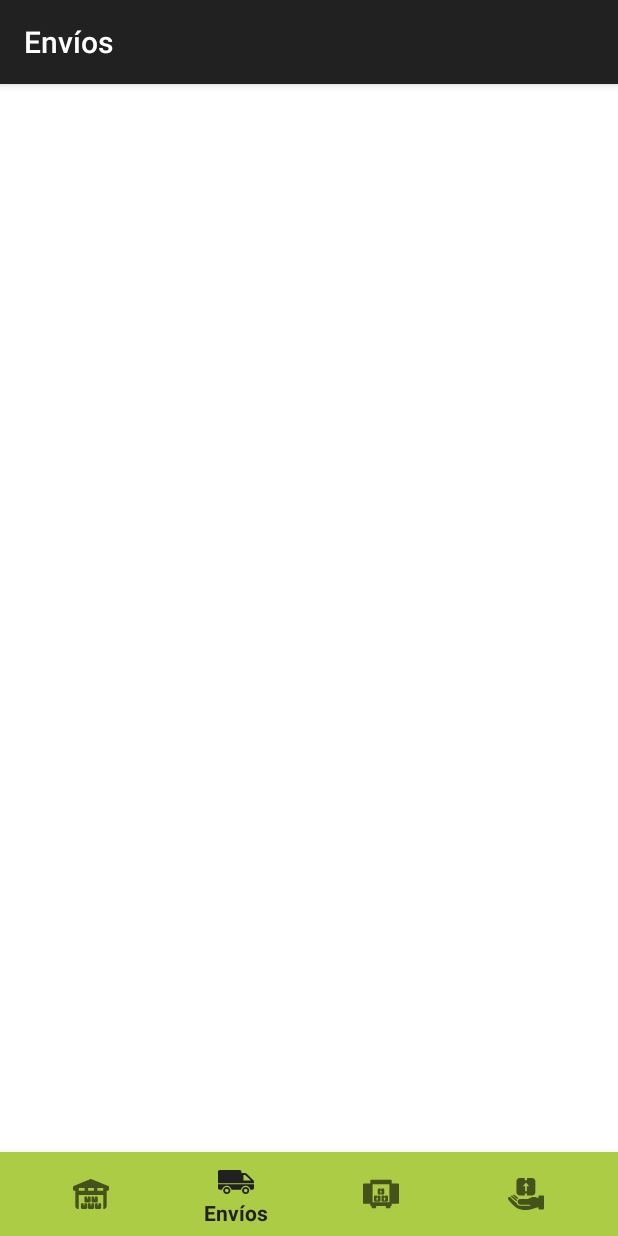
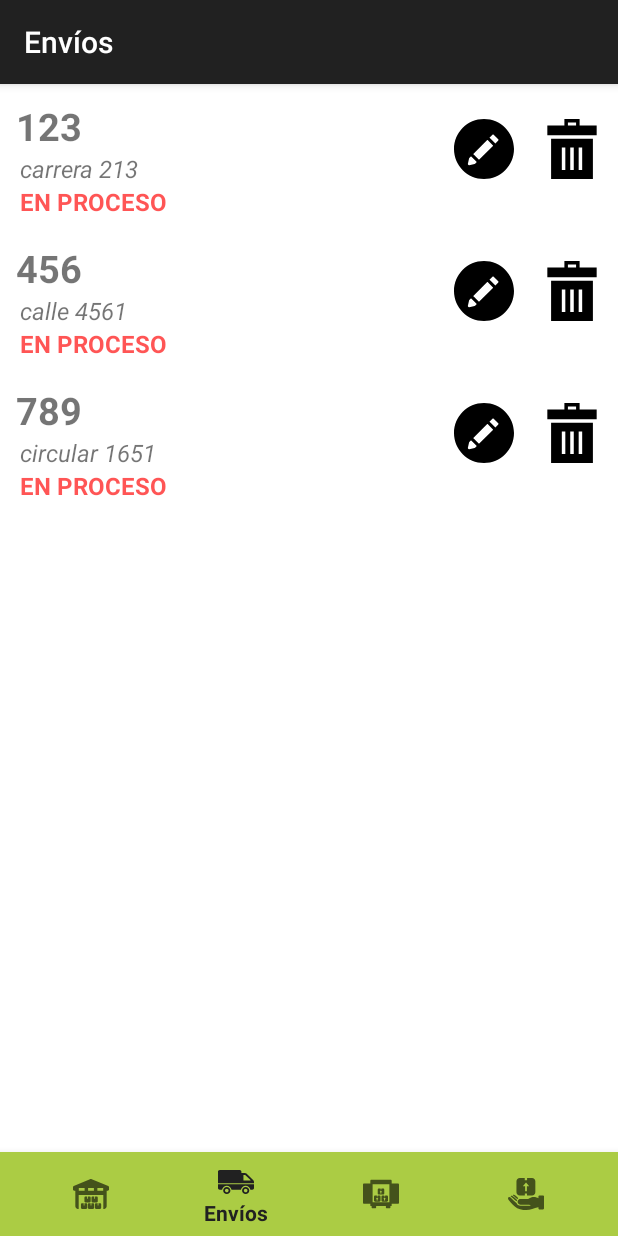
Before and after one commit to stevensc27/spe-logistic, an Android app: the SendFragment screen opened through its navigation route, item 2 of the bottom bar chosen, on a phone screen of 412 x 824 dp. Run offline under Robolectric (Android 15) with nearby library versions, the phone set to English and light mode, and no system bars; our stand-ins replace navigation-ui.

Commit message:
se estabiliza primer viewmodel se crea recyclerview

```diff
--- a/app/build.gradle
+++ b/app/build.gradle
@@ -27,6 +27,7 @@ dependencies {
     implementation 'android.arch.navigation:navigation-fragment:1.0.0'
     implementation 'android.arch.navigation:navigation-ui:1.0.0'
     implementation 'android.arch.lifecycle:extensions:1.1.1'
+    implementation 'com.android.support:support-v4:28.0.0'
     testImplementation 'junit:junit:4.12'
     androidTestImplementation 'com.android.support.test:runner:1.0.2'
     androidTestImplementation 'com.android.support.test.espresso:espresso-core:3.0.2'
--- a/app/src/main/java/com/example/spe_logistic/HomeActivity.java
+++ b/app/src/main/java/com/example/spe_logistic/HomeActivity.java
@@ -26,5 +26,4 @@ public class HomeActivity extends AppCompatActivity {
         NavigationUI.setupActionBarWithNavController(this, navController, appBarConfiguration);
         NavigationUI.setupWithNavController(navView, navController);
     }
-
-}// 190.86.186.207/32
+}
--- /dev/null
+++ b/app/src/main/java/com/example/spe_logistic/MyApp.java
@@ -0,0 +1,12 @@
+package com.example.spe_logistic;
+
+import android.app.Application;
+import android.content.Context;
+
+
+public class MyApp extends Application{
+
+    private static MyApp INSTANCE;
+    public static Context getContext() {return INSTANCE;}
+
+}
--- a/app/src/main/java/com/example/spe_logistic/entities/Envios.java
+++ b/app/src/main/java/com/example/spe_logistic/entities/Envios.java
@@ -17,6 +17,9 @@ public class Envios {
     private Date    fecha_empacado;
     private Integer cliente_id;
     private Integer estado_id;
+
+    public Envios() {
+    }
 
     public Envios(Integer id, String nombre_destinatario, String direccion_destinatario, Integer ciudad_destinatario_id, String telefono_destinatario, String email_destinatario, String factura, String archivo, Integer despacho_id, Date fecha_alistamiento, Date fecha_empacado, Integer cliente_id, Integer estado_id) {
         this.id = id;
--- /dev/null
+++ b/app/src/main/java/com/example/spe_logistic/ui/send/SendAdapter.java
@@ -0,0 +1,62 @@
+package com.example.spe_logistic.ui.send;
+
+import android.content.res.AssetManager;
+import android.content.res.Resources;
+import android.support.annotation.NonNull;
+import android.support.v7.widget.RecyclerView;
+import android.view.LayoutInflater;
+import android.view.View;
+import android.view.ViewGroup;
+import android.widget.ArrayAdapter;
+import android.widget.TextView;
+
+import com.example.spe_logistic.R;
+import com.example.spe_logistic.entities.Envios;
+
+import java.util.ArrayList;
+
+public class SendAdapter extends RecyclerView.Adapter<SendAdapter.ViewHolderSends> {
+
+    ArrayList<SendVo> send_list;
+
+    private Object AssetManager;
+
+    public SendAdapter(ArrayList<SendVo> send_list) {
+        this.send_list = send_list;
+    }
+
+    @NonNull
+    @Override
+    public SendAdapter.ViewHolderSends onCreateViewHolder(@NonNull ViewGroup viewGroup, int i) {
+        View view = LayoutInflater.from(viewGroup.getContext()).inflate(R.layout.send_item_list,null,false);
+        return new ViewHolderSends(view);
+    }
+
+    @Override
+    public void onBindViewHolder(@NonNull SendAdapter.ViewHolderSends viewHolderSends, int i) {
+
+        viewHolderSends.id.setText(send_list.get(i).getId());
+        viewHolderSends.address.setText(send_list.get(i).getAddress());
+        viewHolderSends.state.setText(send_list.get(i).getStatus());
+        viewHolderSends.state.setTextColor(0xAAFF0000);
+
+    }
+
+    @Override
+    public int getItemCount() {
+        return send_list.size();
+    }
+
+    public class ViewHolderSends extends RecyclerView.ViewHolder {
+
+        TextView id,address,state;
+
+
+        public ViewHolderSends(@NonNull View itemView) {
+            super(itemView);
+            id      = (TextView) itemView.findViewById(R.id.id);
+            address = (TextView) itemView.findViewById(R.id.address);
+            state   = (TextView) itemView.findViewById(R.id.state);
+        }
+    }
+}
--- a/app/src/main/java/com/example/spe_logistic/ui/send/SendFragment.java
+++ b/app/src/main/java/com/example/spe_logistic/ui/send/SendFragment.java
@@ -1,6 +1,63 @@
 package com.example.spe_logistic.ui.send;
 
+/*import android.content.Intent;
+import android.database.Cursor;
+import android.database.sqlite.SQLiteDatabase;
+import android.support.v4.app.Fragment;
+import android.support.v7.app.AppCompatActivity;
 import android.os.Bundle;
+import android.util.Log;
+import android.view.View;
+import android.widget.ArrayAdapter;
+import android.widget.Button;
+import android.view.ViewGroup;
+import android.widget.ListView;
+import android.view.LayoutInflater;
+
+import com.example.spe_logistic.R;
+import com.example.spe_logistic.SQLiteConnectionHelper;
+import com.example.spe_logistic.utilities.Utilities;
+
+import java.util.ArrayList;
+
+public class SendFragment extends Fragment implements View.OnClickListener {
+
+    ListView send_list;
+
+    @Override
+    public View onCreateView(LayoutInflater inflater,
+                             ViewGroup container, Bundle savedInstanceState) {
+
+
+        View root = inflater.inflate(R.layout.fragment_send, container, false);
+
+        send_list = (ListView) root.findViewById(R.id.send_list);
+
+
+        ArrayList<String> send_list_array = new ArrayList<>();
+        send_list_array.add("Perro");
+        send_list_array.add("Gato");
+        send_list_array.add("Raton");
+        send_list_array.add("Caballo");
+        send_list_array.add("Vaca");
+        send_list_array.add("Camello");
+
+        ArrayAdapter adapter = new ArrayAdapter(getActivity(),android.R.layout.simple_list_item_1,send_list_array);
+
+        send_list.setAdapter(adapter);
+
+
+    }
+
+    @Override
+    public void onClick(View v) {
+
+    }
+} */
+
+import android.os.Bundle;
+import android.support.v7.widget.LinearLayoutManager;
+import android.support.v7.widget.RecyclerView;
 import android.view.LayoutInflater;
 import android.view.View;
 import android.view.ViewGroup;
@@ -12,6 +69,7 @@ import android.support.v4.app.Fragment;
 import android.arch.lifecycle.Observer;
 import android.arch.lifecycle.ViewModelProviders;
 
+import com.example.spe_logistic.MyApp;
 import com.example.spe_logistic.R;
 
 import java.util.ArrayList;
@@ -20,7 +78,8 @@ public class SendFragment extends Fragment {
 
     private SendViewModel sendViewModel;
 
-    ListView send_list;
+
+    RecyclerView send_list;
 
 
     public View onCreateView(@NonNull LayoutInflater inflater,
@@ -31,12 +90,17 @@ public class SendFragment extends Fragment {
         View root = inflater.inflate(R.layout.fragment_send, container, false);
 
         send_list = root.findViewById(R.id.send_list);
+        send_list.setLayoutManager(new LinearLayoutManager(MyApp.getContext()));
 
-        sendViewModel.getSendList().observe(this, new Observer<ArrayList<String>>() {
+        sendViewModel.getSendList().observe(this, new Observer<ArrayList<SendVo>>() {
             @Override
-            public void onChanged(@Nullable ArrayList<String> send_list_array) {
+            public void onChanged(@Nullable ArrayList<SendVo> send_list_array) {
 
-                //ArrayAdapter adapter = new ArrayAdapter(this,android.R.layout.simple_list_item_1,send_list_array);
+                SendAdapter adapter = new SendAdapter(send_list_array);
+
+                send_list.setAdapter(adapter);
+
+                //ArrayAdapter adapter = new ArrayAdapter(getActivity(),android.R.layout.simple_list_item_1,send_list_array);
                 //send_list.setAdapter(adapter);
 
             }
@@ -44,7 +108,5 @@ public class SendFragment extends Fragment {
 
 
         return root;
-
-
     }
 }
--- a/app/src/main/java/com/example/spe_logistic/ui/send/SendViewModel.java
+++ b/app/src/main/java/com/example/spe_logistic/ui/send/SendViewModel.java
@@ -5,32 +5,38 @@ import android.arch.lifecycle.MutableLiveData;
 import android.arch.lifecycle.ViewModel;
 import android.database.sqlite.SQLiteDatabase;
 
+import com.example.spe_logistic.MyApp;
 import com.example.spe_logistic.SQLiteConnectionHelper;
+import com.example.spe_logistic.entities.Envios;
 
 import java.util.ArrayList;
 
 public class SendViewModel extends ViewModel {
 
-    private MutableLiveData<ArrayList<String>> send_list;
+    private MutableLiveData<ArrayList<SendVo>> send_list;
 
 
     public SendViewModel(){
-        //SQLiteConnectionHelper con = new SQLiteConnectionHelper(null,"SPEDB",null,1);
+
+        //SQLiteConnectionHelper con = new SQLiteConnectionHelper(MyApp.getContext(),"SPEDB",null,1);
         //SQLiteDatabase db = con.getWritableDatabase();
 
         send_list = new MutableLiveData<>();
 
-        ArrayList<String> send_array_list = new ArrayList<>();
+        ArrayList<SendVo> send_array_list = new ArrayList<>();
 
-        send_array_list.add("Prueba1");
-        send_array_list.add("Prueba2");
-        send_array_list.add("Prueba3");
+
+        send_array_list.add(new SendVo("123","carrera 213","en proceso"));
+        send_array_list.add(new SendVo("456","calle 4561","en proceso"));
+        send_array_list.add(new SendVo("789","circular 1651","en proceso"));
+
+
 
         send_list.setValue(send_array_list);
     }
 
 
-    public LiveData<ArrayList<String>> getSendList() {
+    public LiveData<ArrayList<SendVo>> getSendList() {
         return send_list;
     }
 
--- /dev/null
+++ b/app/src/main/java/com/example/spe_logistic/ui/send/SendVo.java
@@ -0,0 +1,40 @@
+package com.example.spe_logistic.ui.send;
+
+public class SendVo {
+    private String id;
+    private String address;
+    private String status;
+
+    public SendVo() {
+    }
+
+    public SendVo(String id, String address, String status) {
+        this.id = id;
+        this.address = address;
+        this.status = status;
+    }
+
+    public String getId() {
+        return id;
+    }
+
+    public void setId(String id) {
+        this.id = id;
+    }
+
+    public String getAddress() {
+        return address;
+    }
+
+    public void setAddress(String address) {
+        this.address = address;
+    }
+
+    public String getStatus() {
+        return status;
+    }
+
+    public void setStatus(String status) {
+        this.status = status;
+    }
+}
--- /dev/null
+++ b/app/src/main/res/drawable/ic_delete.xml
@@ -0,0 +1,5 @@
+<vector android:height="24dp" android:viewportHeight="512"
+    android:viewportWidth="512" android:width="24dp" xmlns:android="http://schemas.android.com/apk/res/android">
+    <path android:fillColor="#FF000000" android:pathData="M77.64,168.67V512h356.72V168.67H77.64zM199.09,435.36h-30V242.19h30V435.36zM271,435.36h-30V242.19h30V435.36zM342.91,435.36h-30V242.19h30V435.36z"/>
+    <path android:fillColor="#FF000000" android:pathData="M320.887,56.21V0H191.114v56.21H45.5v82.46h421V56.21H320.887zM290.887,56.21h-69.773V30h69.773V56.21z"/>
+</vector>
--- /dev/null
+++ b/app/src/main/res/drawable/ic_pencil.xml
@@ -0,0 +1,4 @@
+<vector android:height="24dp" android:viewportHeight="300"
+    android:viewportWidth="300" android:width="24dp" xmlns:android="http://schemas.android.com/apk/res/android">
+    <path android:fillColor="#FF000000" android:pathData="M149.996,0C67.157,0 0.001,67.161 0.001,149.997S67.157,300 149.996,300s150.003,-67.163 150.003,-150.003S232.835,0 149.996,0zM221.302,107.945l-14.247,14.247l-29.001,-28.999l-11.002,11.002l29.001,29.001l-71.132,71.126l-28.999,-28.996L84.92,186.328l28.999,28.999l-7.088,7.088l-0.135,-0.135c-0.786,1.294 -2.064,2.238 -3.582,2.575l-27.043,6.03c-0.405,0.091 -0.817,0.135 -1.224,0.135c-1.476,0 -2.91,-0.581 -3.973,-1.647c-1.364,-1.359 -1.932,-3.322 -1.512,-5.203l6.027,-27.035c0.34,-1.517 1.286,-2.798 2.578,-3.582l-0.137,-0.137L192.3,78.941c1.678,-1.675 4.404,-1.675 6.082,0.005l22.922,22.917C222.982,103.541 222.982,106.267 221.302,107.945z"/>
+</vector>
--- a/app/src/main/res/layout/activity_home.xml
+++ b/app/src/main/res/layout/activity_home.xml
@@ -1,10 +1,11 @@
 <?xml version="1.0" encoding="utf-8"?>
 <android.support.constraint.ConstraintLayout xmlns:android="http://schemas.android.com/apk/res/android"
     xmlns:app="http://schemas.android.com/apk/res-auto"
+    xmlns:tools="http://schemas.android.com/tools"
     android:id="@+id/container"
     android:layout_width="match_parent"
     android:layout_height="match_parent"
-    android:paddingTop="?attr/actionBarSize"
+    android:paddingTop="0dp"
     android:background="@color/colorWhite">
 
     <android.support.design.widget.BottomNavigationView
@@ -22,11 +23,11 @@
     <fragment
         android:id="@+id/nav_host_fragment"
         android:name="androidx.navigation.fragment.NavHostFragment"
-        android:layout_width="match_parent"
-        android:layout_height="match_parent"
+        android:layout_width="0dp"
+        android:layout_height="0dp"
         app:defaultNavHost="true"
         app:layout_constraintBottom_toTopOf="@id/nav_view"
-        app:layout_constraintHorizontal_bias="1.0"
+        app:layout_constraintHorizontal_bias="0.0"
         app:layout_constraintLeft_toLeftOf="parent"
         app:layout_constraintRight_toRightOf="parent"
         app:layout_constraintTop_toTopOf="parent"
--- a/app/src/main/res/layout/activity_register.xml
+++ b/app/src/main/res/layout/activity_register.xml
@@ -83,7 +83,7 @@
         app:layout_constraintTop_toBottomOf="@+id/nit" />
 
     <TextView
-        android:id="@+id/textView"
+        android:id="@+id/id"
         android:layout_width="125dp"
         android:layout_height="20dp"
         android:layout_marginStart="32dp"
@@ -106,7 +106,7 @@
         android:text="@string/city"
         android:textColor="@color/colorPurpleSpe"
         app:layout_constraintStart_toStartOf="parent"
-        app:layout_constraintTop_toBottomOf="@+id/textView" />
+        app:layout_constraintTop_toBottomOf="@+id/id" />
 
     <TextView
         android:id="@+id/textView4"
@@ -147,7 +147,7 @@
         app:layout_constraintTop_toBottomOf="@+id/city" />
 
     <TextView
-        android:id="@+id/textView2"
+        android:id="@+id/address"
         android:layout_width="30dp"
         android:layout_height="wrap_content"
         android:layout_marginStart="6dp"
@@ -206,7 +206,7 @@
         app:layout_constraintEnd_toEndOf="parent"
         app:layout_constraintHorizontal_bias="0.0"
         app:layout_constraintStart_toEndOf="@+id/textView10"
-        app:layout_constraintTop_toBottomOf="@+id/textView" />
+        app:layout_constraintTop_toBottomOf="@+id/id" />
 
     <Spinner
         android:id="@+id/city"
@@ -237,7 +237,7 @@
         android:layout_marginTop="8dp"
         android:text="@string/orientation"
         android:textColor="@color/colorPurpleSpe"
-        app:layout_constraintStart_toEndOf="@+id/textView2"
+        app:layout_constraintStart_toEndOf="@+id/address"
         app:layout_constraintTop_toBottomOf="@+id/city" />
 
     <Spinner
@@ -312,7 +312,7 @@
         android:textColor="@color/colorPurpleSpe"
         android:textColorHint="@color/colorClearPurpleSpe"
         app:layout_constraintStart_toEndOf="@+id/number1"
-        app:layout_constraintTop_toBottomOf="@+id/textView2" />
+        app:layout_constraintTop_toBottomOf="@+id/address" />
 
     <EditText
         android:id="@+id/chart2"
--- a/app/src/main/res/layout/fragment_send.xml
+++ b/app/src/main/res/layout/fragment_send.xml
@@ -5,14 +5,12 @@
     android:layout_width="match_parent"
     android:layout_height="match_parent">
 
-    <ListView
+    <android.support.v7.widget.RecyclerView
         android:id="@+id/send_list"
         android:layout_width="match_parent"
-        android:layout_height="wrap_content"
+        android:layout_height="match_parent"
         app:layout_constraintBottom_toBottomOf="parent"
         app:layout_constraintEnd_toEndOf="parent"
-        app:layout_constraintHorizontal_bias="0.0"
         app:layout_constraintStart_toStartOf="parent"
         app:layout_constraintTop_toTopOf="parent" />
-
 </android.support.constraint.ConstraintLayout>
--- /dev/null
+++ b/app/src/main/res/layout/send_item_list.xml
@@ -0,0 +1,164 @@
+<?xml version="1.0" encoding="utf-8"?>
+<android.support.v7.widget.CardView
+    xmlns:android="http://schemas.android.com/apk/res/android"
+    xmlns:app="http://schemas.android.com/apk/res-auto"
+    android:layout_width="match_parent"
+    android:layout_height="wrap_content"
+    android:layout_marginBottom="0dp"
+    android:orientation="horizontal"
+    app:cardElevation="0dp"
+    >
+
+    <!--
+    <LinearLayout
+        android:orientation="horizontal"
+        android:layout_width="match_parent"
+        android:layout_height="wrap_content">
+
+        <LinearLayout
+            android:orientation="vertical"
+            android:layout_width="wrap_content"
+            android:layout_height="wrap_content">
+
+            <TextView
+                android:id="@+id/id"
+                android:layout_width="wrap_content"
+                android:layout_marginTop="10dp"
+                android:layout_height="wrap_content"
+                android:textSize="25sp"
+                android:textStyle="bold"
+                android:text="TextView" />
+
+            <TextView
+                android:id="@+id/address"
+                android:layout_width="wrap_content"
+                android:layout_height="wrap_content"
+                android:layout_marginLeft="10dp"
+                android:textSize="16sp"
+                android:text="TextView" />
+
+            <TextView
+                android:id="@+id/state"
+                android:layout_width="wrap_content"
+                android:layout_height="wrap_content"
+                android:layout_marginLeft="10dp"
+                android:textSize="18sp"
+                android:textStyle="bold"
+                android:text="TextView" />
+
+
+
+        </LinearLayout>
+
+
+        <LinearLayout
+            android:orientation="horizontal"
+            android:layout_width="wrap_content"
+            android:layout_height="wrap_content">
+
+            <ImageButton
+                android:id="@+id/editButton"
+                android:layout_width="wrap_content"
+                android:layout_height="wrap_content"
+                app:srcCompat="@drawable/ic_pencil" />
+
+
+            <ImageButton
+                android:id="@+id/deleteButton"
+                android:layout_width="wrap_content"
+                android:layout_height="wrap_content"
+                app:srcCompat="@drawable/ic_delete" />
+
+
+        </LinearLayout>
+
+    </LinearLayout>
+
+    <TextView
+        android:layout_width="match_parent"
+        android:layout_height="1dp"
+        android:background="@color/colorPrimary"
+        android:layout_marginTop="10dp" />
+
+        -->
+
+
+    <RelativeLayout
+        android:layout_width="match_parent"
+        android:layout_height="wrap_content"
+
+        android:padding="5dp">
+
+        <ImageView
+            android:id="@+id/image_edit"
+            android:layout_width="40dp"
+            android:layout_height="40dp"
+            android:layout_alignParentTop="true"
+            android:layout_marginTop="18dp"
+            android:layout_marginEnd="3dp"
+            android:layout_marginRight="3dp"
+            android:layout_toStartOf="@+id/image_delete"
+            android:layout_toLeftOf="@+id/image_delete"
+            app:srcCompat="@drawable/ic_pencil" />
+
+        <ImageView
+            android:id="@+id/image_delete"
+            android:layout_width="40dp"
+            android:layout_height="40dp"
+            android:layout_alignParentTop="true"
+            android:layout_alignParentRight="true"
+            android:layout_marginStart="15dp"
+            android:layout_marginLeft="15dp"
+            android:layout_marginTop="18dp"
+            android:layout_marginEnd="5dp"
+            android:layout_marginRight="136dp"
+            app:srcCompat="@drawable/ic_delete" />
+
+
+
+        <TextView
+            android:id="@+id/id"
+            android:layout_width="wrap_content"
+            android:layout_height="wrap_content"
+            android:layout_alignParentStart="true"
+            android:layout_alignParentLeft="true"
+            android:layout_alignParentTop="true"
+            android:layout_marginStart="5dp"
+            android:layout_marginLeft="5dp"
+            android:layout_marginTop="5dp"
+            android:text="Line 1"
+            android:textSize="25sp"
+            android:textStyle="bold" />
+
+        <TextView
+            android:id="@+id/address"
+            android:layout_width="wrap_content"
+            android:layout_height="wrap_content"
+            android:layout_below="@+id/id"
+            android:layout_alignParentStart="true"
+            android:layout_alignParentLeft="true"
+            android:layout_marginStart="8dp"
+            android:layout_marginLeft="8dp"
+            android:text="Line 2"
+            android:textStyle="italic"
+            android:textSize="16sp" />
+
+        <TextView
+            android:id="@+id/state"
+            android:layout_width="wrap_content"
+            android:layout_height="wrap_content"
+            android:layout_below="@+id/address"
+            android:layout_alignParentStart="true"
+            android:layout_alignParentLeft="true"
+            android:layout_marginStart="8dp"
+            android:layout_marginLeft="8dp"
+            android:text="Line 2"
+            android:textSize="16sp"
+            android:textAllCaps="true"
+            android:textStyle="bold"/>
+
+    </RelativeLayout>
+
+
+
+</android.support.v7.widget.CardView>
--- a/app/src/main/res/navigation/mobile_navigation.xml
+++ b/app/src/main/res/navigation/mobile_navigation.xml
@@ -13,13 +13,13 @@
 
     <fragment
         android:id="@+id/navigation_send"
-        android:name="com.example.spe_logistic.ui.collect.CollectFragment"
+        android:name="com.example.spe_logistic.ui.send.SendFragment"
         android:label="@string/title_send"
         tools:layout="@layout/fragment_send" />
 
     <fragment
         android:id="@+id/navigation_collect"
-        android:name="com.example.spe_logistic.ui.send.SendFragment"
+        android:name="com.example.spe_logistic.ui.collect.CollectFragment"
         android:label="@string/title_collect"
         tools:layout="@layout/fragment_collect" />
 
--- a/app/src/main/res/values/strings.xml
+++ b/app/src/main/res/values/strings.xml
@@ -1,5 +1,5 @@
 <resources>
-    <string name="app_name">spe_logistic</string>
+    <string name="app_name">Logistica SPE</string>
     <string name="user_login">Usuario</string>
     <string name="password_login">Contraseña</string>
     <string name="button_login">Entrar</string>
@@ -24,7 +24,7 @@
     <string name="title_references">Referencias</string>
 
 
-
+    <string name="hello_blank_fragment">Hello blank fragment</string>
 
     <string-array name="address_options">
         <item>Seleccione</item>
@@ -41,6 +41,7 @@
         <item>3-Oeste</item>
     </string-array>
 
+    <!-- TODO: Remove or change this placeholder text -->
     <string-array name="city_options">
         <item>Seleccione</item>
         <item>1-Medellín</item>
@@ -54,4 +55,11 @@
         <item>9-Jardín</item>
     </string-array>
 
+    <string-array name="send_states">
+        <item>Seleccione</item>
+        <item>1-Reservado</item>
+        <item>2-Alistado</item>
+        <item>3-Despachado</item>
+    </string-array>
+
 </resources>
```
Also changed, not shown: app/src/main/AndroidManifest.xml (+5 -2 lines).
